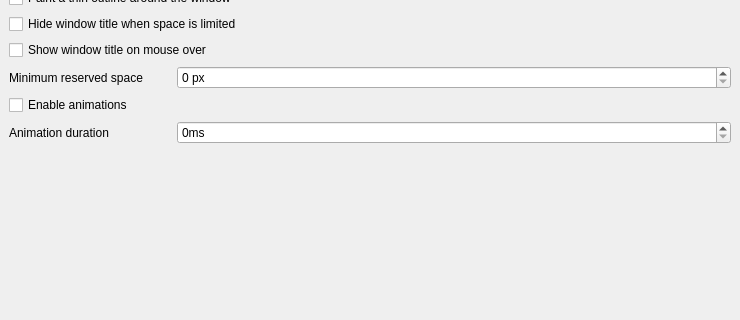
This is src/kcm/config.ui in guiodic/material-decoration as Qt 5 draws it before an edit; both pictures show x 0 to 740 and y 324 to 644 of the 740 by 749 pixel window. The edited form follows.
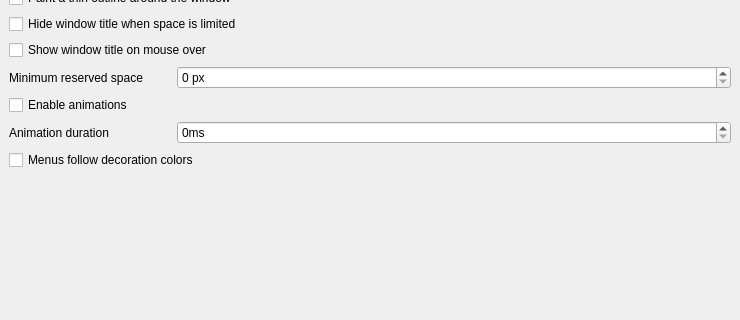
This is the edited form. Custom widgets are drawn as their Qt base class.

Commit message: Make decoration menu colors optional with per-window overrides

The edit to the form file:
```diff
--- a/src/kcm/config.ui
+++ b/src/kcm/config.ui
@@ -242,6 +242,13 @@
          </property>
         </widget>
        </item>
+       <item row="16" column="0" colspan="2">
+        <widget class="QCheckBox" name="kcfg_MenusFollowDecorationColors">
+         <property name="text">
+          <string>Menus follow decoration colors</string>
+         </property>
+        </widget>
+       </item>
       </layout>
      </widget>
      <widget class="QWidget" name="menuSearchTab">
```
The commit also changes 18 other files.
